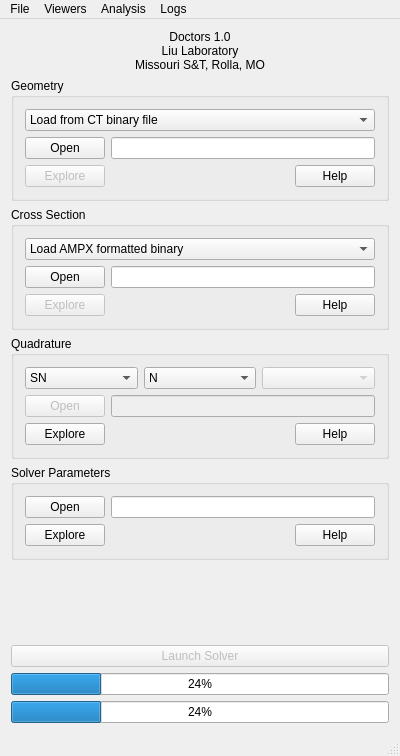
Qt form doctors/mainwindow.ui (eNorris/thesis) before a commit.
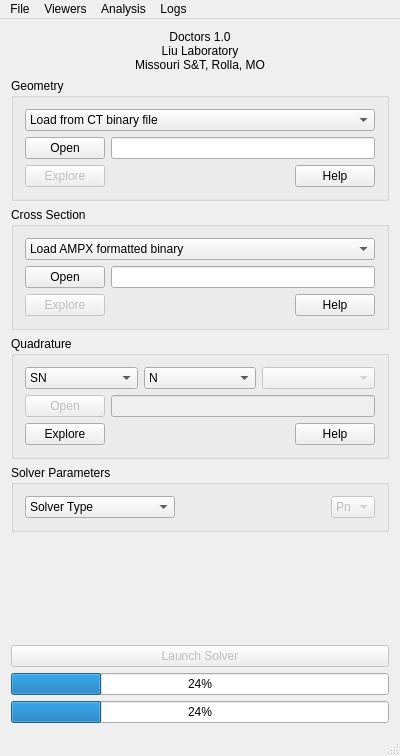
The same form after that commit.

Commit message: Added code that collects the Pn expansion from the user and implements it. The solver itself is still not correct though

Patch:
```diff
--- a/doctors/mainwindow.ui
+++ b/doctors/mainwindow.ui
@@ -333,28 +333,37 @@
          <item>
           <layout class="QHBoxLayout" name="horizontalLayout_8">
            <item>
-            <widget class="QPushButton" name="paramsOpenPushButton">
+            <widget class="QComboBox" name="paramsTypeComboBox">
+             <property name="sizePolicy">
+              <sizepolicy hsizetype="Expanding" vsizetype="Fixed">
+               <horstretch>0</horstretch>
+               <verstretch>0</verstretch>
+              </sizepolicy>
+             </property>
+             <item>
              <property name="text">
-              <string>Open</string>
-             </property>
-            </widget>
+               <string>Solver Type</string>
+              </property>
            </item>
            <item>
-            <widget class="QLineEdit" name="paramsFileLineEdit"/>
-           </item>
-          </layout>
+              <property name="text">
+               <string>Isotropic</string>
+              </property>
+             </item>
+             <item>
+              <property name="text">
+               <string>Legendre</string>
+              </property>
          </item>
          <item>
-          <layout class="QHBoxLayout" name="horizontalLayout_9">
-           <item>
-            <widget class="QPushButton" name="paramsExplorePushButton">
              <property name="text">
-              <string>Explore</string>
-             </property>
+               <string>Harmonic</string>
+              </property>
+             </item>
             </widget>
            </item>
            <item>
-            <spacer name="horizontalSpacer">
+            <spacer name="horizontalSpacer_4">
              <property name="orientation">
               <enum>Qt::Horizontal</enum>
              </property>
@@ -367,10 +376,15 @@
             </spacer>
            </item>
            <item>
-            <widget class="QPushButton" name="paramsHelpPushButton">
+            <widget class="QComboBox" name="paramsPnComboBox">
+             <property name="enabled">
+              <bool>false</bool>
+             </property>
+             <item>
              <property name="text">
-              <string>Help</string>
-             </property>
+               <string>Pn</string>
+              </property>
+             </item>
             </widget>
            </item>
           </layout>
```
Left out of the diff: 2 changed lines with no effect on the pictures. Lines whose indentation alone changed are shown as unchanged. The commit also changes 7 other files.
